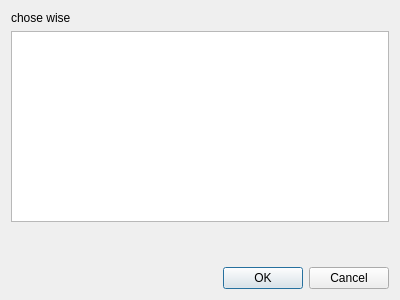
insoPL/WuxiaDownloader, file choose_volume_raw.ui: the form before one commit.
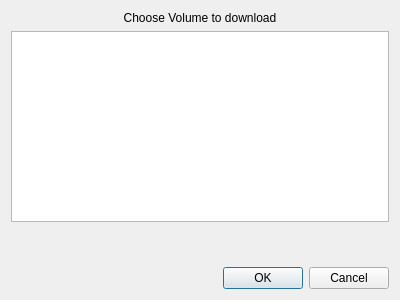
The form after the commit.

The edit to the form file:
```diff
--- a/choose_volume_raw.ui
+++ b/choose_volume_raw.ui
@@ -17,7 +17,10 @@
    <item>
     <widget class="QLabel" name="label">
      <property name="text">
-      <string>chose wise</string>
+      <string>Choose Volume to download</string>
+     </property>
+     <property name="alignment">
+      <set>Qt::AlignCenter</set>
      </property>
     </widget>
    </item>
```
